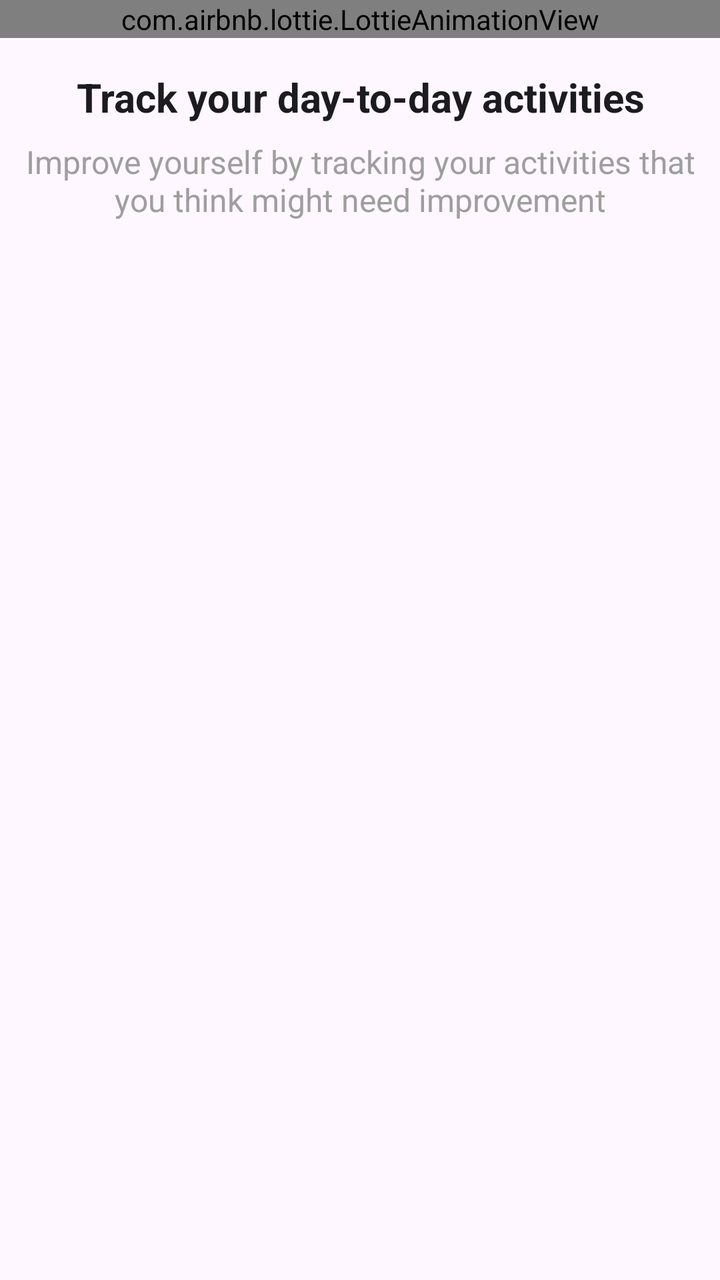
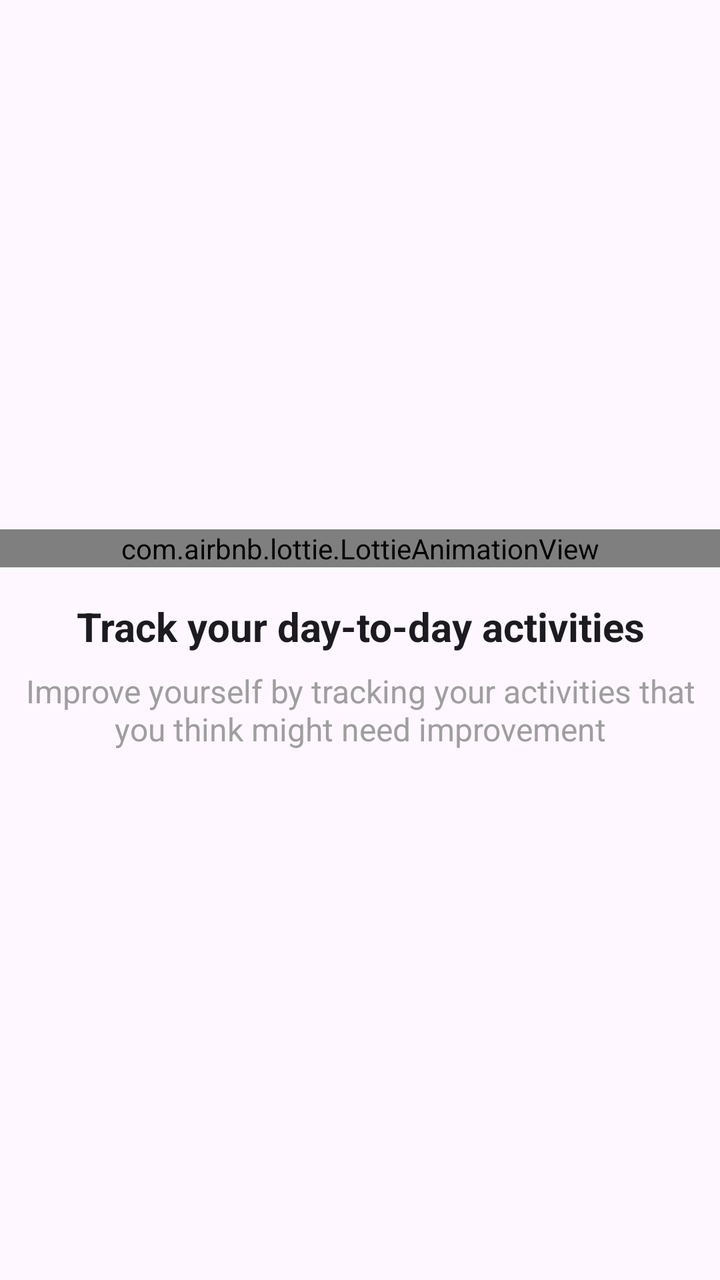

Screens rendered from an Android XML layout before and after an edit, with the pre-edit source and the edit as a unified diff.
<!-- AndroidManifest.xml: application theme Theme.TaskTracker -->
<!-- res/layout/adapter_onboarding_item.xml -->
<?xml version="1.0" encoding="utf-8"?>
<androidx.constraintlayout.widget.ConstraintLayout xmlns:android="http://schemas.android.com/apk/res/android"
    xmlns:app="http://schemas.android.com/apk/res-auto"
    android:layout_width="match_parent"
    android:layout_height="match_parent">

    <LinearLayout
        android:id="@+id/onboarding_main_layout"
        android:layout_width="match_parent"
        android:layout_height="match_parent"
        android:orientation="vertical">

        <com.airbnb.lottie.LottieAnimationView
            android:id="@+id/onboarding_screen_animation"
            android:layout_width="match_parent"
            android:layout_height="wrap_content"
            app:lottie_autoPlay="true"
            app:lottie_fileName="lottie_onboarding_first.json"
            app:lottie_loop="true" />

        <TextView
            android:id="@+id/onboarding_screen_title"
            android:layout_width="match_parent"
            android:layout_height="wrap_content"
            android:layout_marginTop="16dp"
            android:gravity="center"
            android:text="@string/onboarding_screen1_title"
            android:textColor="@color/text_color"
            android:textSize="20sp"
            android:textStyle="bold" />

        <TextView
            android:id="@+id/onboarding_screen_msg"
            android:layout_width="match_parent"
            android:layout_height="wrap_content"
            android:layout_marginTop="8dp"
            android:gravity="center"
            android:text="@string/onboarding_screen1_msg"
            android:textColor="@color/onboarding_msg"
            android:textSize="16sp" />
    </LinearLayout>

    <androidx.core.widget.NestedScrollView
        android:id="@+id/onboarding_task_layout"
        android:layout_width="match_parent"
        android:layout_height="match_parent"
        android:visibility="gone">

        <androidx.constraintlayout.widget.ConstraintLayout
            android:layout_width="match_parent"
            android:layout_height="match_parent">

            <TextView
                android:id="@+id/onboarding_task_title"
                android:layout_width="match_parent"
                android:layout_height="wrap_content"
                android:layout_marginTop="16dp"
                android:gravity="center"
                android:text="@string/onboarding_screen3_title"
                android:textColor="@color/text_color"
                android:textSize="20sp"
                android:textStyle="bold"
                app:layout_constraintBottom_toTopOf="@+id/onboarding_task_msg"
                app:layout_constraintTop_toTopOf="parent" />

            <TextView
                android:id="@+id/onboarding_task_msg"
                android:layout_width="match_parent"
                android:layout_height="wrap_content"
                android:layout_marginTop="8dp"
                android:gravity="center"
                android:text="@string/onboarding_screen3_msg"
                android:textColor="@color/onboarding_msg"
                android:textSize="16sp"
                app:layout_constraintTop_toBottomOf="@+id/onboarding_task_title" />

            <include
                android:id="@+id/include"
                layout="@layout/fragment_task"
                android:layout_width="match_parent"
                android:layout_height="wrap_content"
                android:layout_marginTop="16dp"
                app:layout_constraintBottom_toBottomOf="parent"
                app:layout_constraintTop_toBottomOf="@+id/onboarding_task_msg" />

        </androidx.constraintlayout.widget.ConstraintLayout>
    </androidx.core.widget.NestedScrollView>

</androidx.constraintlayout.widget.ConstraintLayout>
<!-- res/layout/fragment_task.xml (included above) -->
<?xml version="1.0" encoding="utf-8"?>
<androidx.core.widget.NestedScrollView xmlns:android="http://schemas.android.com/apk/res/android"
    xmlns:app="http://schemas.android.com/apk/res-auto"
    xmlns:tools="http://schemas.android.com/tools"
    android:layout_width="match_parent"
    android:layout_height="match_parent"
    tools:context=".gui.fragments.TaskFragment">

    <androidx.constraintlayout.widget.ConstraintLayout
        android:layout_width="match_parent"
        android:layout_height="match_parent"
        android:paddingLeft="16dp"
        android:paddingRight="16dp">

        <com.google.android.material.textfield.TextInputLayout
            android:id="@+id/task_name_input_layout"
            android:layout_width="match_parent"
            android:layout_height="wrap_content"
            android:layout_marginStart="16dp"
            android:layout_marginTop="16dp"
            android:layout_marginEnd="16dp"
            android:hint="@string/task_header_name"
            app:layout_constraintStart_toStartOf="parent"
            app:layout_constraintTop_toTopOf="parent">

            <com.google.android.material.textfield.TextInputEditText
                android:id="@+id/task_name_edittext"
                android:layout_width="match_parent"
                android:layout_height="wrap_content"
                android:imeOptions="actionDone"
                android:inputType="textCapSentences" />

        </com.google.android.material.textfield.TextInputLayout>

        <com.google.android.material.textfield.TextInputLayout
            android:id="@+id/task_type_input_layout"
            style="@style/Widget.Material3.TextInputLayout.OutlinedBox.ExposedDropdownMenu"
            android:layout_width="match_parent"
            android:layout_height="wrap_content"
            android:layout_marginStart="16dp"
            android:layout_marginTop="16dp"
            android:layout_marginEnd="16dp"
            android:hint="@string/task_header_type"
            app:helperText="@string/task_details_type"
            app:layout_constraintStart_toStartOf="parent"
            app:layout_constraintTop_toBottomOf="@+id/task_name_input_layout">

            <AutoCompleteTextView
                android:id="@+id/task_type_edittext"
                android:layout_width="match_parent"
                android:layout_height="wrap_content"
                android:inputType="none" />

        </com.google.android.material.textfield.TextInputLayout>

        <com.google.android.material.textfield.TextInputLayout
            android:id="@+id/task_units_input_layout"
            style="@style/Widget.Material3.TextInputLayout.OutlinedBox.ExposedDropdownMenu"
            android:layout_width="match_parent"
            android:layout_height="wrap_content"
            android:layout_marginStart="16dp"
            android:layout_marginTop="16dp"
            android:layout_marginEnd="16dp"
            android:enabled="false"
            android:hint="@string/task_header_unit"
            app:helperText="@string/task_details_unit"
            app:layout_constraintStart_toStartOf="parent"
            app:layout_constraintTop_toBottomOf="@+id/task_type_input_layout">

            <AutoCompleteTextView
                android:id="@+id/task_units_edittext"
                android:layout_width="match_parent"
                android:layout_height="wrap_content"
                android:inputType="none" />

        </com.google.android.material.textfield.TextInputLayout>


        <Button
            android:id="@+id/task_color_input_button"
            style="@style/Widget.Material3.Button.OutlinedButton.Icon"
            android:layout_width="match_parent"
            android:layout_height="wrap_content"
            android:layout_marginStart="16dp"
            android:layout_marginTop="16dp"
            android:layout_marginEnd="16dp"
            android:gravity="start"
            android:paddingTop="16dp"
            android:paddingBottom="16dp"
            android:text="@string/task_header_color"
            android:textAppearance="?attr/textAppearanceBodyLarge"
            android:textColor="?attr/colorOnSurfaceVariant"
            app:helperText="@string/task_details_color"
            app:icon="@color/legend_red"
            app:iconGravity="end"
            app:iconSize="20dp"
            app:iconTint="@color/legend_red"
            app:layout_constraintEnd_toEndOf="parent"
            app:layout_constraintStart_toStartOf="parent"
            app:layout_constraintTop_toBottomOf="@+id/task_units_input_layout"
            app:shapeAppearance="?attr/shapeAppearanceSmallComponent"
            app:strokeColor="?attr/colorOutline" />

        <TextView
            android:id="@+id/task_color_details_text"
            android:layout_width="0dp"
            android:layout_height="wrap_content"
            android:paddingLeft="16dp"
            android:text="@string/task_details_color"
            android:textAppearance="?attr/textAppearanceBodySmall"
            android:textColor="?attr/colorOnSurfaceVariant"
            app:layout_constraintEnd_toEndOf="@+id/task_color_input_button"
            app:layout_constraintStart_toStartOf="@+id/task_color_input_button"
            app:layout_constraintTop_toBottomOf="@+id/task_color_input_button" />

        <Button
            android:id="@+id/button_add"
            android:layout_width="wrap_content"
            android:layout_height="wrap_content"
            android:layout_marginTop="16dp"
            android:text="@string/add"
            app:layout_constraintEnd_toEndOf="parent"
            app:layout_constraintStart_toStartOf="parent"
            app:layout_constraintTop_toBottomOf="@+id/task_color_details_text" />

    </androidx.constraintlayout.widget.ConstraintLayout>
</androidx.core.widget.NestedScrollView>
<!-- resources referenced by this layout -->
<resources>
  <color name="legend_red">#D62728</color>
  <color name="onboarding_msg">#9e9e9e</color>
  <color name="text_color">@color/theme_black</color>
  <string name="add">Add</string>
  <string name="onboarding_screen1_msg">Improve yourself by tracking your activities that you think might need improvement</string>
  <string name="onboarding_screen1_title">Track your day-to-day activities</string>
  <string name="onboarding_screen3_msg">It can be something you want to quit or something you want to improve, like Exercising, Charity work, etc.</string>
  <string name="onboarding_screen3_title">Let\'s create our first task to analyze</string>
  <string name="task_details_color">This color will be used to draw on Charts.</string>
  <string name="task_details_type">Define the type of value that can be inserted for this task.</string>
  <string name="task_details_unit">A unit to measure the task value.</string>
  <string name="task_header_color">Legend color</string>
  <string name="task_header_name">Task name *</string>
  <string name="task_header_type">Entry type *</string>
  <string name="task_header_unit">Unit</string>
  <style name="Theme.TaskTracker" parent="Base.Theme.TaskTracker" />
  <color name="theme_black">#ff1c1b1f</color>
  <style name="Base.Theme.TaskTracker" parent="Theme.Material3.Light.NoActionBar">
          
          <item name="colorPrimaryDark">@color/colorPrimaryDark</item>
          <item name="colorAccent">@color/colorAccent</item>
          <item name="colorPrimary">@color/colorPrimary</item>
          <item name="colorOnPrimary">@color/white</item>
          <item name="colorPrimaryContainer">@color/colorPrimary</item>
          <item name="colorOnPrimaryContainer">@color/white</item>
          <item name="colorSecondaryContainer">@color/colorPrimaryLight</item>
          <item name="colorOnSecondaryContainer">@color/white</item>
          <item name="colorSurfaceVariant">@color/colorSecondaryLight</item>
      </style>
  <color name="colorPrimaryDark">#1F3864</color>
  <color name="colorAccent">#4372C4</color>
  <color name="colorPrimary">#4372C4</color>
  <color name="white">#FFFFFF</color>
  <color name="colorPrimaryLight">#558DF0</color>
  <color name="colorSecondaryLight">#558DF0</color>
</resources>

<!-- the commit's change to res/layout/adapter_onboarding_item.xml (unified diff, before → after) -->
@@ -8,6 +8,7 @@
         android:id="@+id/onboarding_main_layout"
         android:layout_width="match_parent"
         android:layout_height="match_parent"
+        android:gravity="center"
         android:orientation="vertical">
 
         <com.airbnb.lottie.LottieAnimationView
@@ -180,7 +181,6 @@
             android:text="@string/task_header_color"
             android:textAppearance="?attr/textAppearanceBodyLarge"
             android:textColor="?attr/colorOnSurfaceVariant"
-            app:helperText="@string/task_details_color"
             app:icon="@color/legend_red"
             app:iconGravity="end"
             app:iconSize="20dp"
@@ -203,15 +203,116 @@
             app:layout_constraintStart_toStartOf="@+id/task_color_input_button"
             app:layout_constraintTop_toBottomOf="@+id/task_color_input_button" />
 
+        <com.google.android.material.divider.MaterialDivider
+            android:id="@+id/divider"
+            android:layout_width="match_parent"
+            android:layout_height="wrap_content"
+            android:layout_marginTop="24dp"
+            app:layout_constraintTop_toBottomOf="@id/task_color_details_text" />
+
+        <com.google.android.material.materialswitch.MaterialSwitch
+            android:id="@+id/notification_switch"
+            android:layout_width="match_parent"
+            android:layout_height="wrap_content"
+            android:layout_marginStart="16dp"
+            android:layout_marginTop="16dp"
+            android:layout_marginEnd="16dp"
+            android:text="Enable Notification"
+            android:textAppearance="?attr/textAppearanceBodyLarge"
+            app:layout_constraintTop_toBottomOf="@id/divider" />
+
+        <LinearLayout
+            android:id="@+id/notification_settings_container"
+            android:layout_width="match_parent"
+            android:layout_height="wrap_content"
+            android:orientation="vertical"
+            android:visibility="gone"
+            android:layout_marginStart="16dp"
+            android:layout_marginEnd="16dp"
+            app:layout_constraintTop_toBottomOf="@id/notification_switch">
+
+            <Button
+                android:id="@+id/notification_time_button"
+                style="@style/Widget.Material3.Button.OutlinedButton"
+                android:layout_width="match_parent"
+                android:layout_height="wrap_content"
+                android:layout_marginTop="8dp"
+                android:text="Set Notification Time"
+                android:textAppearance="?attr/textAppearanceBodyLarge" />
+
+            <TextView
+                android:id="@+id/notification_days_header"
+                android:layout_width="wrap_content"
+                android:layout_height="wrap_content"
+                android:layout_marginTop="16dp"
+                android:text="Repeat on days:"
+                android:textAppearance="?attr/textAppearanceBodyMedium" />
+
+            <com.google.android.material.chip.ChipGroup
+                android:id="@+id/notification_days_chip_group"
+                android:layout_width="match_parent"
+                android:layout_height="wrap_content"
+                app:chipSpacingHorizontal="8dp">
+
+                <com.google.android.material.chip.Chip
+                    android:id="@+id/chip_mon"
+                    style="@style/Widget.Material3.Chip.Filter"
+                    android:layout_width="wrap_content"
+                    android:layout_height="wrap_content"
+                    android:text="Mon" />
+                <com.google.android.material.chip.Chip
+                    android:id="@+id/chip_tue"
+                    style="@style/Widget.Material3.Chip.Filter"
+                    android:layout_width="wrap_content"
+                    android:layout_height="wrap_content"
+                    android:text="Tue" />
+                <com.google.android.material.chip.Chip
+                    android:id="@+id/chip_wed"
+                    style="@style/Widget.Material3.Chip.Filter"
+                    android:layout_width="wrap_content"
+                    android:layout_height="wrap_content"
+                    android:text="Wed" />
+                <com.google.android.material.chip.Chip
+                    android:id="@+id/chip_thu"
+                    style="@style/Widget.Material3.Chip.Filter"
+                    android:layout_width="wrap_content"
+                    android:layout_height="wrap_content"
+                    android:text="Thu" />
+                <com.google.android.material.chip.Chip
+                    android:id="@+id/chip_fri"
+                    style="@style/Widget.Material3.Chip.Filter"
+                    android:layout_width="wrap_content"
+                    android:layout_height="wrap_content"
+                    android:text="Fri" />
+                <com.google.android.material.chip.Chip
+                    android:id="@+id/chip_sat"
+                    style="@style/Widget.Material3.Chip.Filter"
+                    android:layout_width="wrap_content"
+                    android:layout_height="wrap_content"
+                    android:text="Sat" />
+                <com.google.android.material.chip.Chip
+                    android:id="@+id/chip_sun"
+                    style="@style/Widget.Material3.Chip.Filter"
+                    android:layout_width="wrap_content"
+                    android:layout_height="wrap_content"
+                    android:text="Sun" />
+
+            </com.google.android.material.chip.ChipGroup>
+
+        </LinearLayout>
+
+
         <Button
             android:id="@+id/button_add"
             android:layout_width="wrap_content"
             android:layout_height="wrap_content"
-            android:layout_marginTop="16dp"
+            android:layout_marginTop="24dp"
+            android:layout_marginBottom="32dp"
             android:text="@string/add"
+            app:layout_constraintBottom_toBottomOf="parent"
             app:layout_constraintEnd_toEndOf="parent"
             app:layout_constraintStart_toStartOf="parent"
-            app:layout_constraintTop_toBottomOf="@+id/task_color_details_text" />
+            app:layout_constraintTop_toBottomOf="@+id/notification_settings_container" />
 
     </androidx.constraintlayout.widget.ConstraintLayout>
 </androidx.core.widget.NestedScrollView>
